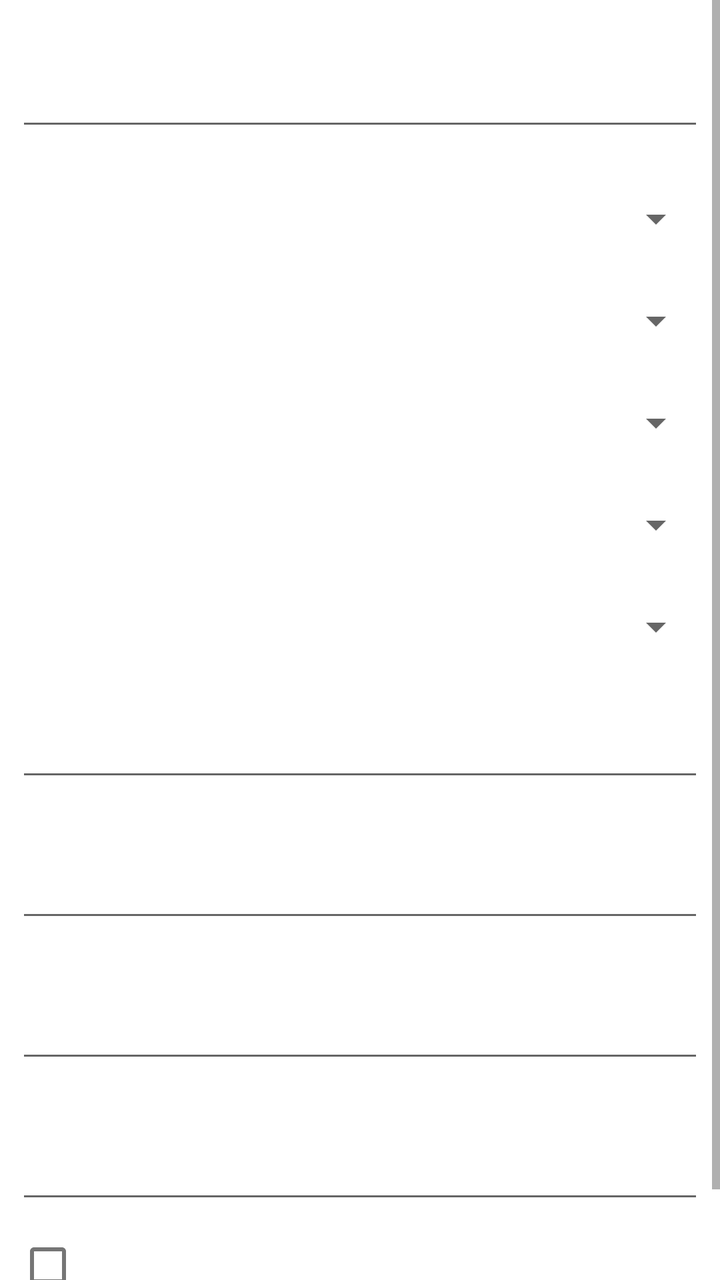
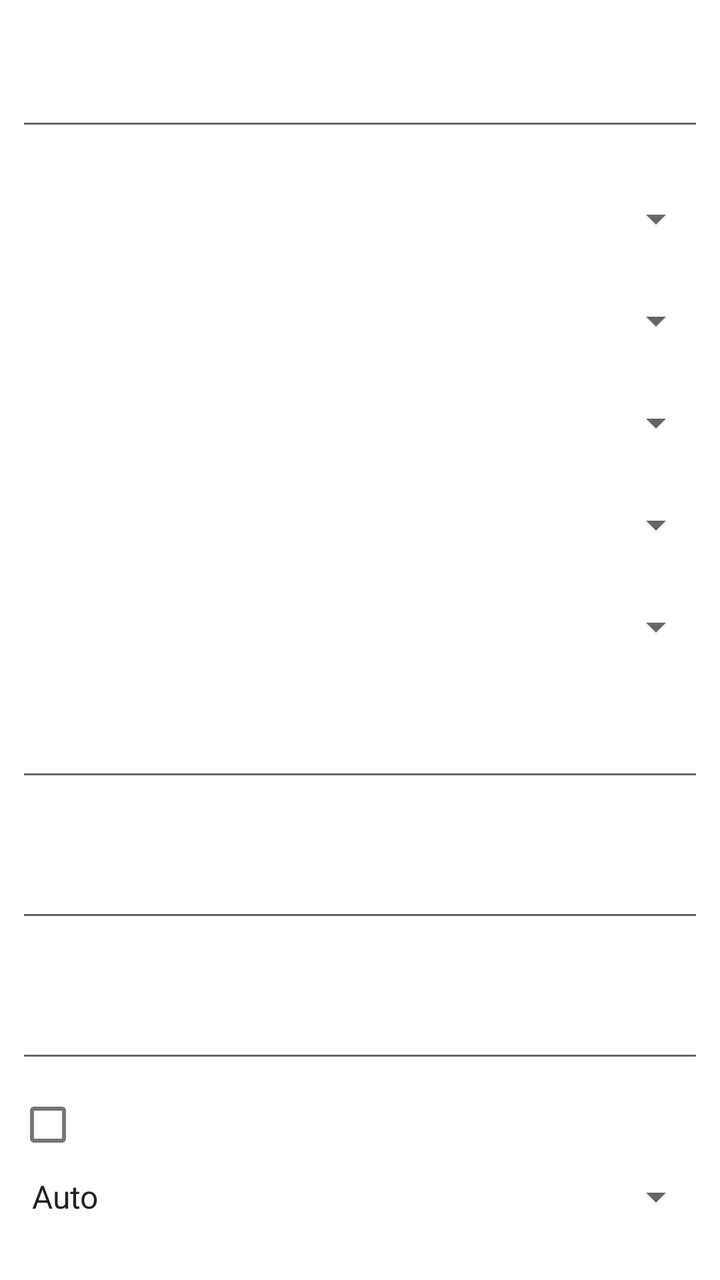

Compare the two renders of this Android layout. The source of the first and the diff that turns it into the second are given below.
<!-- AndroidManifest.xml: fallback theme Theme.MaterialComponents.DayNight.NoActionBar -->
<!-- res/layout/wifi_ap_configure.xml -->
<?xml version="1.0" encoding="utf-8"?>
<ScrollView xmlns:android="http://schemas.android.com/apk/res/android"
        android:layout_width="fill_parent"
        android:layout_height="wrap_content">
        
    <LinearLayout
            android:layout_width="fill_parent"
            android:layout_height="wrap_content"
            android:padding="8dip"
            android:orientation="vertical"> 
    
            <LinearLayout
                android:id="@+id/table"
                android:layout_width="fill_parent"
                android:layout_height="fill_parent"
                android:orientation="vertical">
            </LinearLayout>

    
        
    
        <TextView android:id="@+id/ssid_text"
                style="?android:attr/textAppearanceSmallInverse"
                android:layout_width="fill_parent"
                android:layout_height="wrap_content"
                android:text="@string/wifi_type_ssid" />
            
        <EditText android:id="@+id/ssid_edit"
                android:layout_width="fill_parent"
                android:layout_height="wrap_content"
                android:layout_marginTop="2dip"
                android:singleLine="true" />
    
    
    
        
        
        <TextView android:id="@+id/security_text"
                style="?android:attr/textAppearanceSmallInverse"
                android:layout_width="fill_parent"
                android:layout_height="wrap_content"
                android:layout_marginTop="8dip"
                android:text="@string/wifi_security" />
            
        
        <Spinner android:id="@+id/security_spinner"
                android:layout_width="fill_parent"
                android:layout_height="wrap_content" />

        
        <LinearLayout android:id="@+id/enterprise_wrapper"
            android:layout_width="fill_parent"
            android:layout_height="wrap_content"
            android:padding="0dip"
            android:orientation="vertical">
                <TextView android:id="@+id/eap_text"
                        style="?android:attr/textAppearanceSmallInverse"
                        android:layout_width="fill_parent"
                        android:layout_height="wrap_content"
                        android:layout_marginTop="8dip"
                        android:text="@string/please_select_eap" />
                <Spinner android:id="@+id/eap_spinner"
                        android:layout_width="fill_parent"
                        android:layout_height="wrap_content" />
                <TextView android:id="@+id/phase2_text"
                        style="?android:attr/textAppearanceSmallInverse"
                        android:layout_width="fill_parent"
                        android:layout_height="wrap_content"
                        android:layout_marginTop="8dip"
                        android:text="@string/please_select_phase2" />
                <Spinner android:id="@+id/phase2_spinner"
                        android:layout_width="fill_parent"
                        android:layout_height="wrap_content" />

                <TextView android:id="@+id/ca_certificate_text"
                        style="?android:attr/textAppearanceSmallInverse"
                        android:layout_width="fill_parent"
                        android:layout_height="wrap_content"
                        android:layout_marginTop="8dip"
                        android:text="@string/please_select_ca_certificate" />
                <Spinner android:id="@+id/ca_certificate_spinner"
                        android:layout_width="fill_parent"
                        android:layout_height="wrap_content" />
                <TextView android:id="@+id/client_certificate_text"
                        style="?android:attr/textAppearanceSmallInverse"
                        android:layout_width="fill_parent"
                        android:layout_height="wrap_content"
                        android:layout_marginTop="8dip"
                        android:text="@string/please_select_client_certificate" />
                <Spinner android:id="@+id/client_certificate_spinner"
                        android:layout_width="fill_parent"
                        android:layout_height="wrap_content" />
                <TextView android:id="@+id/private_key_passwd_text"
                        style="?android:attr/textAppearanceSmallInverse"
                        android:layout_width="fill_parent"
                        android:layout_height="wrap_content"
                        android:layout_marginTop="8dip"
                        android:text="@string/please_type_private_key_passwd" />
                <EditText android:id="@+id/private_key_passwd_edit"
                        android:layout_width="fill_parent"
                        android:layout_height="wrap_content"
                        android:layout_marginTop="2dip"
                        android:singleLine="true" />
                <TextView android:id="@+id/identity_text"
                        style="?android:attr/textAppearanceSmallInverse"
                        android:layout_width="fill_parent"
                        android:layout_height="wrap_content"
                        android:layout_marginTop="8dip"
                        android:text="@string/please_type_identity" />
                <EditText android:id="@+id/identity_edit"
                        android:layout_width="fill_parent"
                        android:layout_height="wrap_content"
                        android:layout_marginTop="2dip"
                        android:singleLine="true" />
                <TextView android:id="@+id/anonymous_identity_text"
                        style="?android:attr/textAppearanceSmallInverse"
                        android:layout_width="fill_parent"
                        android:layout_height="wrap_content"
                        android:layout_marginTop="8dip"
                        android:text="@string/please_type_anonymous_identity" />
                <EditText android:id="@+id/anonymous_identity_edit"
                        android:layout_width="fill_parent"
                        android:layout_height="wrap_content"
                        android:layout_marginTop="2dip"
                        android:singleLine="true" />
        </LinearLayout>

        
        
        <TextView android:id="@+id/password_text"
                style="?android:attr/textAppearanceSmallInverse"
                android:layout_width="fill_parent"
                android:layout_height="wrap_content"
                android:layout_marginTop="8dip"
                android:text="@string/please_type_passphrase" />
            
        <EditText android:id="@+id/password_edit"
                android:layout_width="fill_parent"
                android:layout_height="wrap_content"
                android:layout_marginTop="2dip"
                android:singleLine="true"
                android:password="true" />
    
        <CheckBox android:id="@+id/show_password_checkbox"
                style="?android:attr/textAppearanceSmallInverse"
                android:layout_width="fill_parent"
                android:layout_height="wrap_content"
                android:layout_marginTop="2dip"
                android:text="@string/wifi_show_password" />
                
        <Spinner android:id="@+id/wep_type_spinner"
                android:layout_width="fill_parent"
                android:layout_height="wrap_content"
                android:entries="@array/wifi_wep_type" />
            
    </LinearLayout>

</ScrollView>
<!-- resources referenced by this layout -->
<resources>
  <string-array name="wifi_wep_type">
          
          <item>Auto</item>
          
          <item>WEP ASCII</item>
          
          <item>WEP hexadecimal</item>
      </string-array>
  <string name="please_select_ca_certificate">CA certificate</string>
  <string name="please_select_client_certificate">Client certificate</string>
  <string name="please_select_eap">EAP method</string>
  <string name="please_select_phase2">Phase 2 authentication</string>
  <string name="please_type_anonymous_identity">Anonymous identity</string>
  <string name="please_type_identity">Identity</string>
  <string name="please_type_passphrase">Wireless password</string>
  <string name="please_type_private_key_passwd">Private key password</string>
  <string name="wifi_security">Security</string>
  <string name="wifi_show_password">Show password.</string>
  <string name="wifi_type_ssid">Network SSID</string>
</resources>

<!-- the commit's change to res/layout/wifi_ap_configure.xml (unified diff, before → after) -->
@@ -90,17 +90,6 @@
                 <Spinner android:id="@+id/client_certificate_spinner"
                         android:layout_width="fill_parent"
                         android:layout_height="wrap_content" />
-                <TextView android:id="@+id/private_key_passwd_text"
-                        style="?android:attr/textAppearanceSmallInverse"
-                        android:layout_width="fill_parent"
-                        android:layout_height="wrap_content"
-                        android:layout_marginTop="8dip"
-                        android:text="@string/please_type_private_key_passwd" />
-                <EditText android:id="@+id/private_key_passwd_edit"
-                        android:layout_width="fill_parent"
-                        android:layout_height="wrap_content"
-                        android:layout_marginTop="2dip"
-                        android:singleLine="true" />
                 <TextView android:id="@+id/identity_text"
                         style="?android:attr/textAppearanceSmallInverse"
                         android:layout_width="fill_parent"
<!-- resource entries referenced after the edit -->
@@ -15,7 +15,6 @@
   <string name="please_type_anonymous_identity">Anonymous identity</string>
   <string name="please_type_identity">Identity</string>
   <string name="please_type_passphrase">Wireless password</string>
-  <string name="please_type_private_key_passwd">Private key password</string>
   <string name="wifi_security">Security</string>
   <string name="wifi_show_password">Show password.</string>
   <string name="wifi_type_ssid">Network SSID</string>
